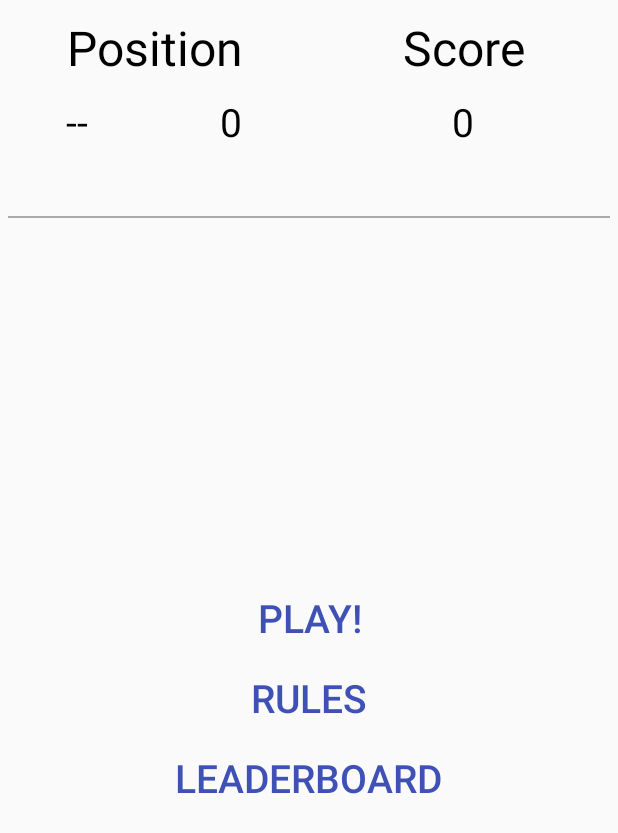
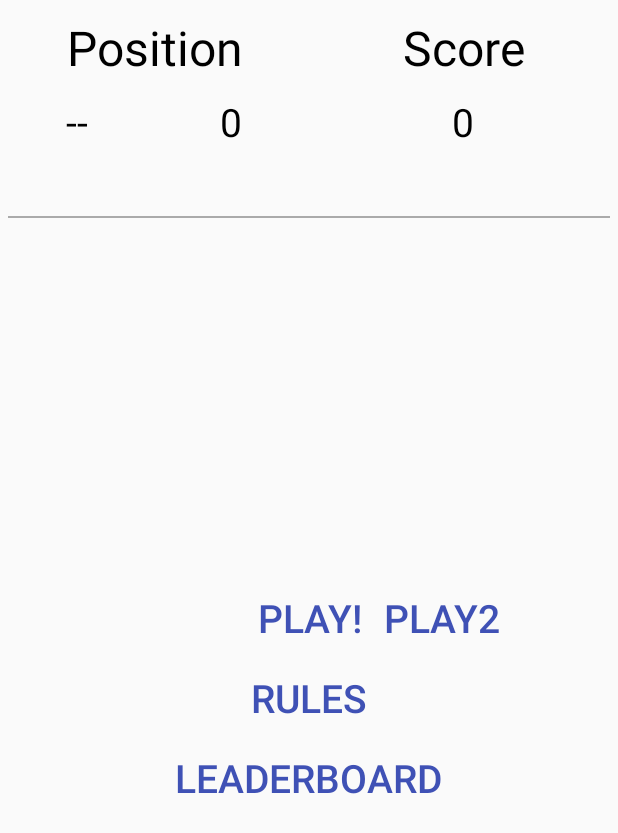
Before and after one commit to peter6006/Quickest, an Android app: the screen it shows after launch (MainActivity), on a phone screen of 412 x 824 dp. Shown: the top 833 px of the screen. Run offline under Robolectric (Android 15) with nearby library versions, the phone set to English and light mode, and no system bars; our stand-ins replace AdMob, Firebase (no records; nobody signed in at launch, a user with empty details on screens opened directly); libraries missing offline, so code that uses them is left out: io.vrinda.kotlinpermissions; 2 statements that could not run were skipped.

Commit message:
First try for reflex game

```diff
--- a/app/src/main/AndroidManifest.xml
+++ b/app/src/main/AndroidManifest.xml
@@ -39,7 +39,9 @@
 
         <meta-data
             android:name="com.google.android.gms.ads.APPLICATION_ID"
-            android:value="ca-app-pub-4855450974262250~6878071293"/>
+            android:value="ca-app-pub-4855450974262250~6878071293" />
+
+        <activity android:name=".Game2"></activity>
     </application>
 
 </manifest>
--- a/app/src/main/java/peter/skydev/quickest/MainActivity.kt
+++ b/app/src/main/java/peter/skydev/quickest/MainActivity.kt
@@ -118,6 +118,12 @@ class MainActivity : PermissionsActivity() {
         gameButton.setOnClickListener {
             val intent = Intent(this, Game::class.java)
             startActivity(intent)
+        }
+
+        gameButton2.setOnClickListener {
+            val intent = Intent(this, Game2::class.java)
+            startActivity(intent)
+            finish()
         }
 
         rulesButton.setOnClickListener {
--- a/app/src/main/res/layout/activity_main.xml
+++ b/app/src/main/res/layout/activity_main.xml
@@ -98,6 +98,18 @@
         android:textSize="26sp" />
 
     <Button
+        android:id="@+id/gameButton2"
+        android:layout_width="wrap_content"
+        android:layout_height="wrap_content"
+        android:layout_centerInParent="true"
+        android:layout_marginBottom="5dp"
+        android:background="@android:color/transparent"
+        android:text="@string/gameButton2"
+        android:layout_toRightOf="@id/gameButton"
+        android:textColor="@color/colorPrimary"
+        android:textSize="26sp" />
+
+    <Button
         android:id="@+id/rulesButton"
         android:layout_width="wrap_content"
         android:layout_height="wrap_content"
--- a/app/src/main/res/values/strings.xml
+++ b/app/src/main/res/values/strings.xml
@@ -3,6 +3,7 @@
 
     <!-- MAIN -->
     <string name="gameButton">Play!</string>
+    <string name="gameButton2">Play2</string>
     <string name="rulesButton">Rules</string>
     <string name="leaderboardButton">Leaderboard</string>
     <string name="tvPosition">Position</string>
```
Also changed, not shown: app/src/main/java/peter/skydev/quickest/Game2.kt (added, +70 -0 lines).
